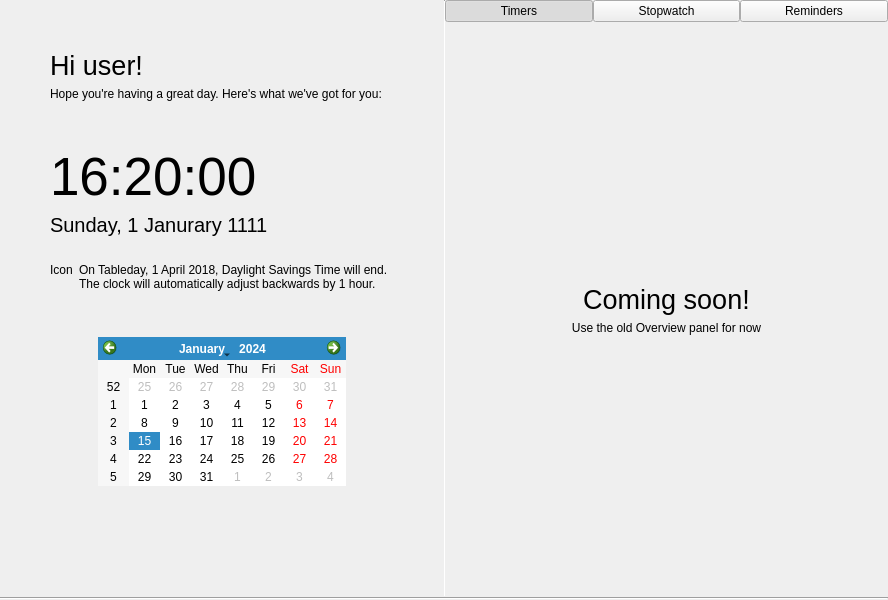
Old version of the form statuscenter/OverviewPane/overview.ui in the repository vicr123/theshell.
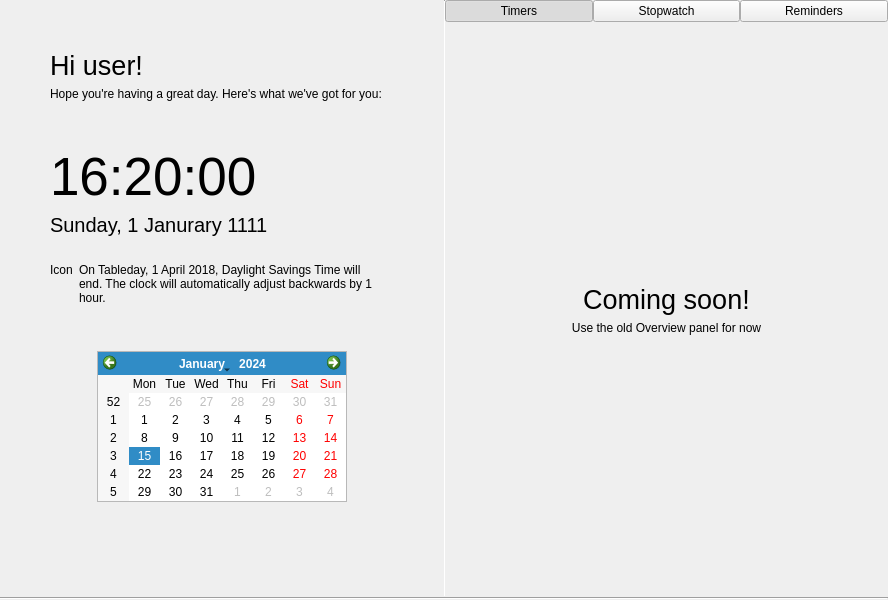
New version of the form. Icons and pictures are not drawn.

Commit message: Updates to new Overview page

The edit to the form file:
```diff
--- a/statuscenter/OverviewPane/overview.ui
+++ b/statuscenter/OverviewPane/overview.ui
@@ -46,9 +46,9 @@
         <property name="geometry">
          <rect>
           <x>0</x>
-          <y>-29</y>
-          <width>438</width>
-          <height>624</height>
+          <y>0</y>
+          <width>468</width>
+          <height>623</height>
          </rect>
         </property>
         <layout class="QVBoxLayout" name="verticalLayout">
@@ -127,6 +127,21 @@
           </widget>
          </item>
          <item>
+          <widget class="QWidget" name="widget" native="true">
+           <layout class="QVBoxLayout" name="verticalLayout_6">
+            <property name="leftMargin">
+             <number>0</number>
+            </property>
+            <property name="topMargin">
+             <number>20</number>
+            </property>
+            <property name="rightMargin">
+             <number>0</number>
+            </property>
+            <property name="bottomMargin">
+             <number>0</number>
+            </property>
+            <item>
           <widget class="QFrame" name="dstPanel">
            <property name="frameShape">
             <enum>QFrame::NoFrame</enum>
@@ -134,21 +149,19 @@
            <property name="frameShadow">
             <enum>QFrame::Raised</enum>
            </property>
-           <layout class="QVBoxLayout" name="verticalLayout_39">
+              <layout class="QHBoxLayout" name="horizontalLayout_4">
             <property name="leftMargin">
              <number>0</number>
             </property>
             <property name="topMargin">
-             <number>20</number>
+                <number>0</number>
             </property>
             <property name="rightMargin">
-             <number>0</number>
+                <number>9</number>
             </property>
             <property name="bottomMargin">
              <number>0</number>
             </property>
-            <item>
-             <layout class="QHBoxLayout" name="horizontalLayout_6">
               <item>
                <widget class="QLabel" name="dstIcon">
                 <property name="text">
@@ -176,6 +189,7 @@
                </widget>
               </item>
              </layout>
+             </widget>
             </item>
            </layout>
           </widget>
@@ -212,12 +226,36 @@
             </spacer>
            </item>
            <item>
+            <widget class="QFrame" name="frame">
+             <property name="frameShape">
+              <enum>QFrame::StyledPanel</enum>
+             </property>
+             <property name="frameShadow">
+              <enum>QFrame::Raised</enum>
+             </property>
+             <layout class="QVBoxLayout" name="verticalLayout_5">
+              <property name="leftMargin">
+               <number>0</number>
+              </property>
+              <property name="topMargin">
+               <number>0</number>
+              </property>
+              <property name="rightMargin">
+               <number>0</number>
+              </property>
+              <property name="bottomMargin">
+               <number>0</number>
+              </property>
+              <item>
             <widget class="QCalendarWidget" name="calendarWidget">
              <property name="autoFillBackground">
               <bool>false</bool>
              </property>
             </widget>
            </item>
+             </layout>
+            </widget>
+           </item>
            <item>
             <spacer name="horizontalSpacer_2">
              <property name="orientation">
```
Left out of the diff: 9 changed lines with no effect on the pictures. Lines whose indentation alone changed are shown as unchanged. The commit also changes 5 other files.
